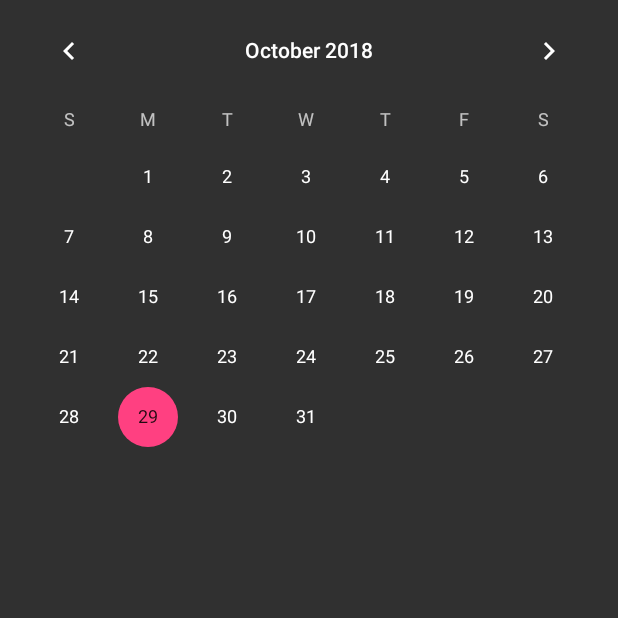
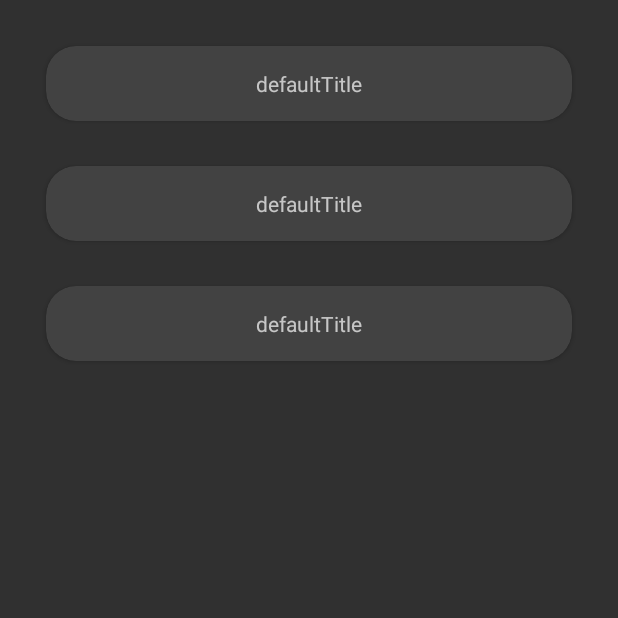
Before and after one commit to Dezaos/AndroidWorkoutPlanner, an Android app: the fragment fragment_plans shown on its own in the app's theme, on a phone screen of 412 x 824 dp, the top half of it. Run offline under Robolectric (Android 15) with nearby library versions, the phone set to English and light mode, and no system bars.

Commit message:
Plans tab testing

```diff
--- a/app/src/main/java/com/example/mikkel/workoutplanner/MainActivity.java
+++ b/app/src/main/java/com/example/mikkel/workoutplanner/MainActivity.java
@@ -9,6 +9,7 @@ import android.view.MenuItem;
 import android.widget.TextView;
 
 import com.example.mikkel.workoutplanner.fragments.fragment_calender;
+import com.example.mikkel.workoutplanner.fragments.fragment_plans;
 
 public class MainActivity extends AppCompatActivity {
 
@@ -25,6 +26,7 @@ public class MainActivity extends AppCompatActivity {
                 case R.id.navigation_home:
                     break;
                 case R.id.navigation_plans:
+                    currentFragment = new fragment_plans();
                     break;
                 case R.id.navigation_calender:
                     currentFragment = new fragment_calender();
--- a/app/src/main/java/com/example/mikkel/workoutplanner/adapters/WorkoutPlanAdapter.java
+++ b/app/src/main/java/com/example/mikkel/workoutplanner/adapters/WorkoutPlanAdapter.java
@@ -1,8 +1,10 @@
 package com.example.mikkel.workoutplanner.adapters;
 
 import android.content.Context;
+import android.os.Debug;
 import android.support.annotation.NonNull;
 import android.support.annotation.Nullable;
+import android.util.Log;
 import android.view.LayoutInflater;
 import android.view.View;
 import android.view.ViewGroup;
@@ -11,13 +13,16 @@ import android.widget.ArrayAdapter;
 import com.example.mikkel.workoutplanner.R;
 import com.example.mikkel.workoutplanner.data.WorkoutPlan;
 
+import java.util.ArrayList;
+
 public class WorkoutPlanAdapter extends ArrayAdapter<WorkoutPlan>
 {
     private Context context;
+    private ArrayList<WorkoutPlan> workoutPlans;
 
-    public WorkoutPlanAdapter(@NonNull Context context, int resource) {
-        super(context, resource);
-        context = context;
+    public WorkoutPlanAdapter(@NonNull Context context, ArrayList<WorkoutPlan> resource) {
+        super(context,0, resource);
+        this.context = context;
     }
 
     @NonNull
@@ -28,6 +33,12 @@ public class WorkoutPlanAdapter extends ArrayAdapter<WorkoutPlan>
         if(convertView == null)
         {
             convertView = LayoutInflater.from(context).inflate(R.layout.workoutplanmenu_item,parent,false);
+            convertView.setOnClickListener(new View.OnClickListener() {
+                @Override
+                public void onClick(View view) {
+                    Log.d("Test",item.name);
+                }
+            });
         }
 
         return convertView;
--- a/app/src/main/java/com/example/mikkel/workoutplanner/fragments/fragment_plans.java
+++ b/app/src/main/java/com/example/mikkel/workoutplanner/fragments/fragment_plans.java
@@ -6,14 +6,26 @@ import android.support.v4.app.Fragment;
 import android.view.LayoutInflater;
 import android.view.View;
 import android.view.ViewGroup;
+import android.widget.ListView;
 
 import com.example.mikkel.workoutplanner.R;
+import com.example.mikkel.workoutplanner.Singletons.WorkoutPlansManager;
+import com.example.mikkel.workoutplanner.adapters.WorkoutPlanAdapter;
 
 public class fragment_plans extends Fragment
 {
+    private WorkoutPlanAdapter adapter;
+
     @Nullable
     @Override
     public View onCreateView(LayoutInflater inflater, @Nullable ViewGroup container, Bundle savedInstanceState) {
-        return inflater.inflate(R.layout.fragment_calender,container,false);
+        View view = inflater.inflate(R.layout.fragment_plans,container,false);
+
+        adapter = new WorkoutPlanAdapter(getActivity(), WorkoutPlansManager.getInstance().getWorkoutPlans());
+        ListView listView = view.findViewById(R.id.workoutListView);
+        listView.setAdapter(adapter);
+
+        return view;
     }
+
 }
--- a/app/src/main/res/layout/fragment_plans.xml
+++ b/app/src/main/res/layout/fragment_plans.xml
@@ -1,7 +1,18 @@
 <?xml version="1.0" encoding="utf-8"?>
-<android.support.constraint.ConstraintLayout
-    xmlns:android="http://schemas.android.com/apk/res/android" android:layout_width="match_parent"
-    android:layout_height="match_parent">
+<RelativeLayout
+    xmlns:android="http://schemas.android.com/apk/res/android"
+    android:layout_width="match_parent"
+    android:layout_height="match_parent"
+    android:orientation="vertical"
+    android:gravity="center"
+>
+    <ListView
+        android:id="@+id/workoutListView"
+        android:layout_width="wrap_content"
+        android:layout_height="match_parent"
+        android:layout_margin="15dp"
+        android:dividerHeight="0dp"
+        android:divider="@android:color/transparent"
+        />
 
-
-</android.support.constraint.ConstraintLayout>
+</RelativeLayout>
--- a/app/src/main/res/layout/workoutplanmenu_item.xml
+++ b/app/src/main/res/layout/workoutplanmenu_item.xml
@@ -1,20 +1,18 @@
 <?xml version="1.0" encoding="utf-8"?>
-<android.support.v7.widget.CardView
+<LinearLayout
     xmlns:android="http://schemas.android.com/apk/res/android"
     xmlns:card_view="http://schemas.android.com/apk/res-auto"
-    android:layout_width="wrap_content"
+    android:layout_width="match_parent"
     android:layout_height="wrap_content"
-    android:orientation="horizontal"
-    android:layout_gravity="center_horizontal"
+    >
+
+    <android.support.v7.widget.CardView
+        android:layout_width="match_parent"
+        android:layout_height="wrap_content"
         android:minHeight="50dp"
         android:minWidth="200dp"
         card_view:cardCornerRadius="20dp"
-    card_view:contentPadding="10dp"
-    card_view:layout_goneMarginTop="25dp"
-    card_view:layout_goneMarginBottom="25dp"
-
-    >
-
+        android:layout_margin="15dp">
         <LinearLayout
             android:layout_width="wrap_content"
             android:layout_height="wrap_content"
@@ -30,3 +28,6 @@
         </LinearLayout>
 
     </android.support.v7.widget.CardView>
+
+
+</LinearLayout>
--- a/build.gradle
+++ b/build.gradle
@@ -7,7 +7,7 @@ buildscript {
         jcenter()
     }
     dependencies {
-        classpath 'com.android.tools.build:gradle:3.1.1'
+        classpath 'com.android.tools.build:gradle:3.1.4'
 
 
         // NOTE: Do not place your application dependencies here; they belong
```
Lines whose indentation alone changed are shown as unchanged.
